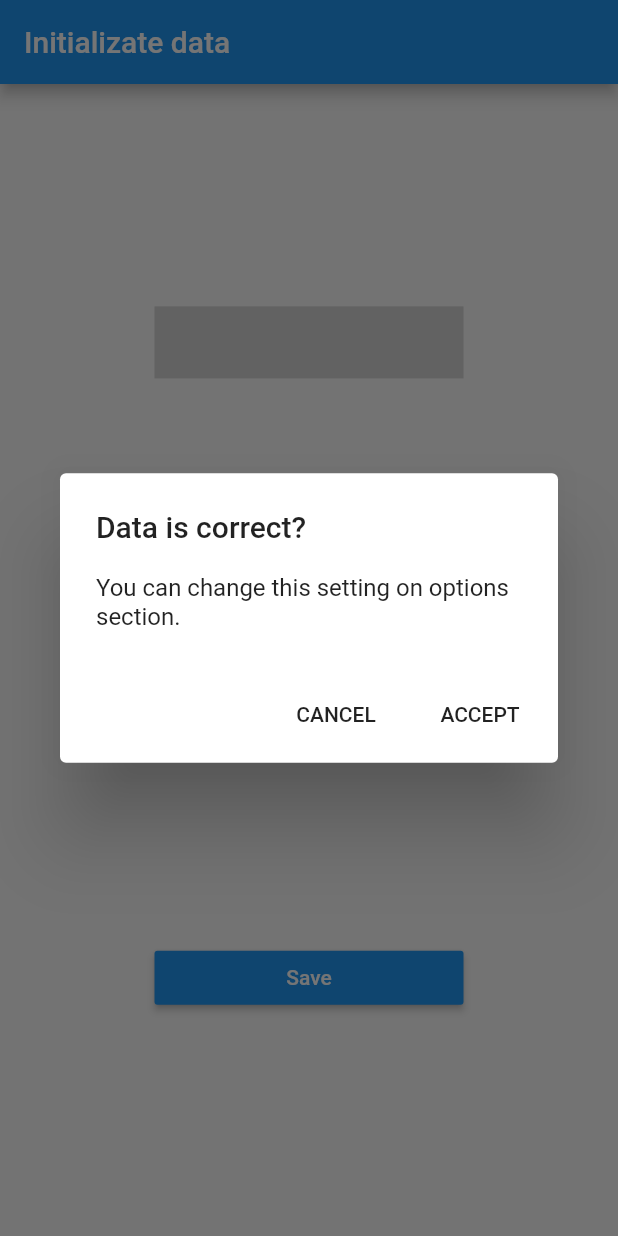
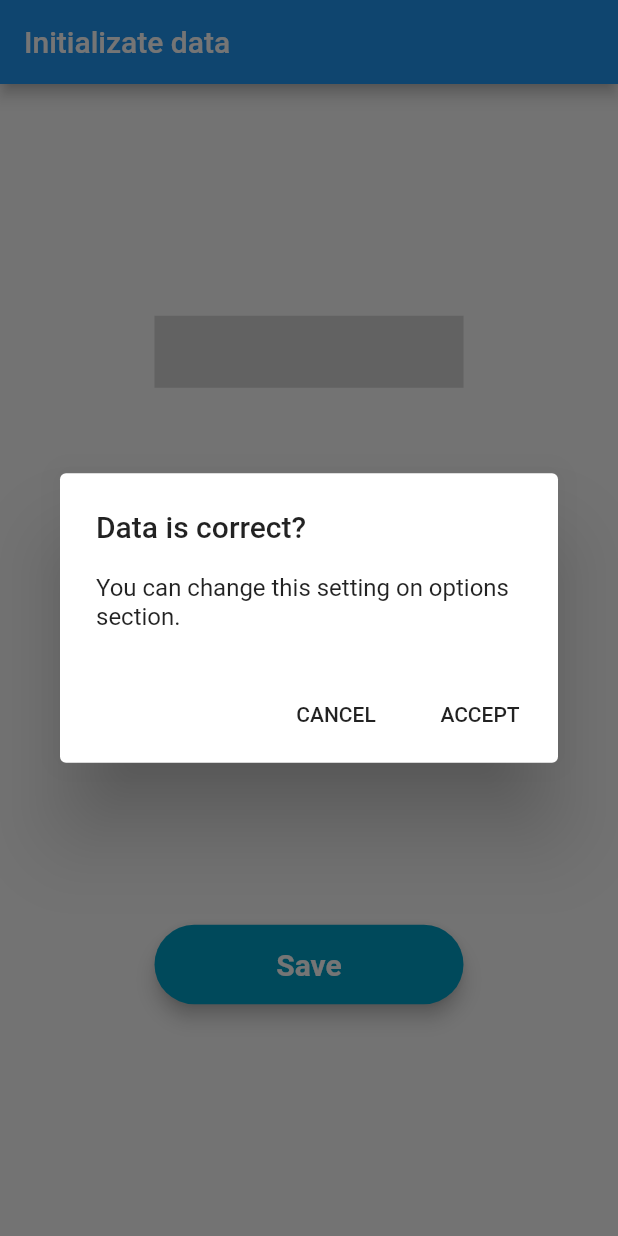
Before and after one commit to LuisRGameloft/sms_alarm_flutter, a Flutter app: the screen it shows after launch, after a tap on "Save", on a phone screen of 412 x 824 dp. Run offline on Flutter 3.47's test engine with Material 2 defaults, Android fonts, the phone set to English and light mode, and no system bars; missing offline and left inert: masked_text; Roboto replaces fonts that are missing (Montserrat).

Commit message:
*update UI

```diff
--- a/lib/pages/main.dart
+++ b/lib/pages/main.dart
@@ -1,5 +1,7 @@
 import 'package:flutter/material.dart';
 import 'package:masked_text/masked_text.dart';
+
+TextStyle style = TextStyle(fontFamily: 'Montserrat', fontSize: 20.0);
 
 enum ConfirmAction { CANCEL, ACCEPT }
 Future<ConfirmAction> _asyncConfirmDialog(BuildContext context) async {
@@ -36,6 +38,24 @@ class MainPageState extends State<MainPage> {
     final Size screenSize = MediaQuery.of(context).size / 2;
     final myController = TextEditingController();
 
+    final saveButton = Material(
+          elevation: 5.0,
+          borderRadius: BorderRadius.circular(30.0),
+          color: Color(0xff01A0C7),
+          child: MaterialButton(
+            minWidth: MediaQuery.of(context).size.width,
+            padding: EdgeInsets.fromLTRB(20.0, 15.0, 20.0, 15.0),
+            onPressed: () async {
+              print("Presseed buttoonn");
+              final ConfirmAction action = await _asyncConfirmDialog(context);
+            },
+            child: Text("Save",
+                textAlign: TextAlign.center,
+                style: style.copyWith(
+                    color: Colors.white, fontWeight: FontWeight.bold)),
+          ),
+        );
+
     return Scaffold(
       appBar: AppBar(
         title: Text('Initializate data'),
@@ -54,11 +74,11 @@ class MainPageState extends State<MainPage> {
                   inputDecoration: InputDecoration(
                       hintText: "Write you Telephone Number",
                       labelText: "Telephone",
-                      border: OutlineInputBorder(
-                        gapPadding: 0.0,
-                        borderRadius: BorderRadius.circular(1.5)
+                      contentPadding: EdgeInsets.fromLTRB(20.0, 15.0, 20.0, 15.0),
+                      border: OutlineInputBorder (
+                        borderRadius: BorderRadius.circular(32.0)
                       )
-                    ),
+                  ),
               ),
             ),
             SizedBox (
@@ -68,32 +88,17 @@ class MainPageState extends State<MainPage> {
                 decoration: new InputDecoration(
                   hintText: 'Password',
                   labelText: 'Enter your password',
+                  contentPadding: EdgeInsets.fromLTRB(20.0, 15.0, 20.0, 15.0),
                   border: OutlineInputBorder(
-                    gapPadding: 0.0,
-                    borderRadius: BorderRadius.circular(1.5)
+                    borderRadius: BorderRadius.circular(32.0)
                   )
                 )
               )
             ),
             Container(
                 width: screenSize.width,
-                child: new RaisedButton(
-                  child: new Text(
-                    'Save',
-                    style: new TextStyle(
-                      color: Colors.white
-                    ),
-                  ),
-                  onPressed: () async {
-                      print("Presseed buttoonn");
-                      final ConfirmAction action = await _asyncConfirmDialog(context);
-                  },
-                  color: Colors.blue,
-                ),
-                margin: new EdgeInsets.only(
-                  top: 20.0
-                ),
-               )
+                child: saveButton
+            )
           ]
         ),
       ),
```
